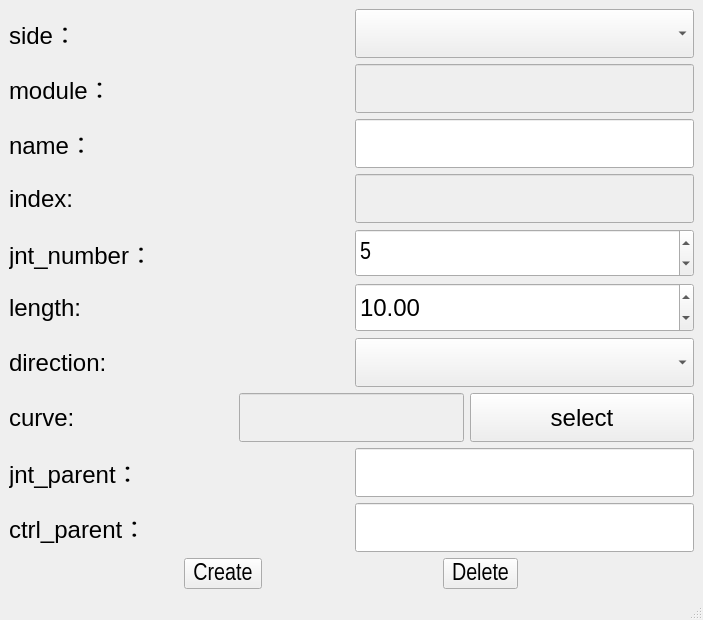
Before: the Qt Designer form bind/ui/setup/chainEP_ui.ui in MuZiMuZi/muziToolset, drawn with Qt 5.
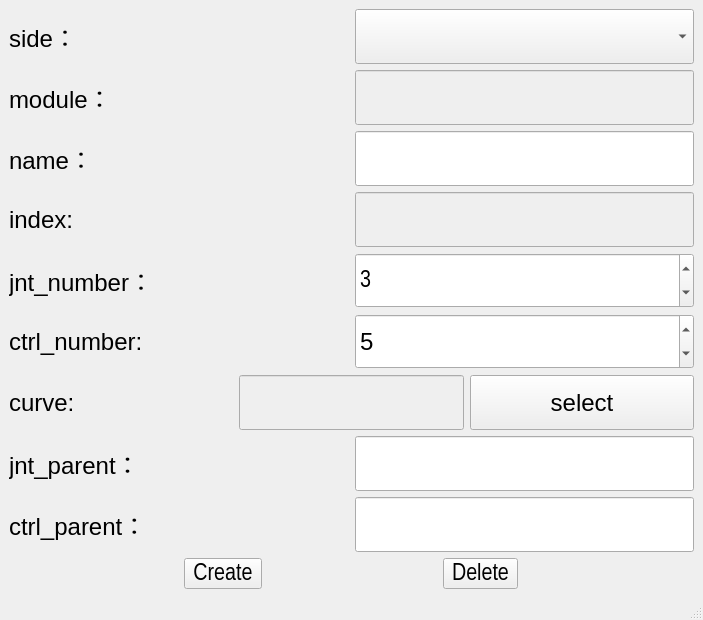
After: the same form once the commit is applied.

Commit message: 优化ChainEP的绑定结构

Diff of the .ui file:
```diff
--- a/bind/ui/setup/chainEP_ui.ui
+++ b/bind/ui/setup/chainEP_ui.ui
@@ -253,7 +253,7 @@
            </font>
           </property>
           <property name="value">
-           <number>5</number>
+           <number>3</number>
           </property>
          </widget>
         </item>
@@ -275,12 +275,12 @@
            </font>
           </property>
           <property name="text">
-           <string>length:</string>
+           <string>ctrl_number:</string>
           </property>
          </widget>
         </item>
         <item>
-         <widget class="QDoubleSpinBox" name="length_sbox">
+         <widget class="QSpinBox" name="ctrl_number_sbox">
           <property name="sizePolicy">
            <sizepolicy hsizetype="Preferred" vsizetype="Preferred">
             <horstretch>0</horstretch>
@@ -293,44 +293,7 @@
            </font>
           </property>
           <property name="value">
-           <double>10.000000000000000</double>
-          </property>
-         </widget>
-        </item>
-       </layout>
-      </item>
-      <item>
-       <layout class="QHBoxLayout" name="horizontalLayout_10">
-        <item>
-         <widget class="QLabel" name="direction_label">
-          <property name="sizePolicy">
-           <sizepolicy hsizetype="Preferred" vsizetype="Preferred">
-            <horstretch>0</horstretch>
-            <verstretch>0</verstretch>
-           </sizepolicy>
-          </property>
-          <property name="font">
-           <font>
-            <pointsize>18</pointsize>
-           </font>
-          </property>
-          <property name="text">
-           <string>direction:</string>
-          </property>
-         </widget>
-        </item>
-        <item>
-         <widget class="QComboBox" name="direction_cbox">
-          <property name="sizePolicy">
-           <sizepolicy hsizetype="Preferred" vsizetype="Preferred">
-            <horstretch>0</horstretch>
-            <verstretch>0</verstretch>
-           </sizepolicy>
-          </property>
-          <property name="font">
-           <font>
-            <pointsize>18</pointsize>
-           </font>
+           <number>5</number>
           </property>
          </widget>
         </item>
```
Left out of the diff: 8 changed lines with no effect on the pictures. The commit also changes 5 other files.
